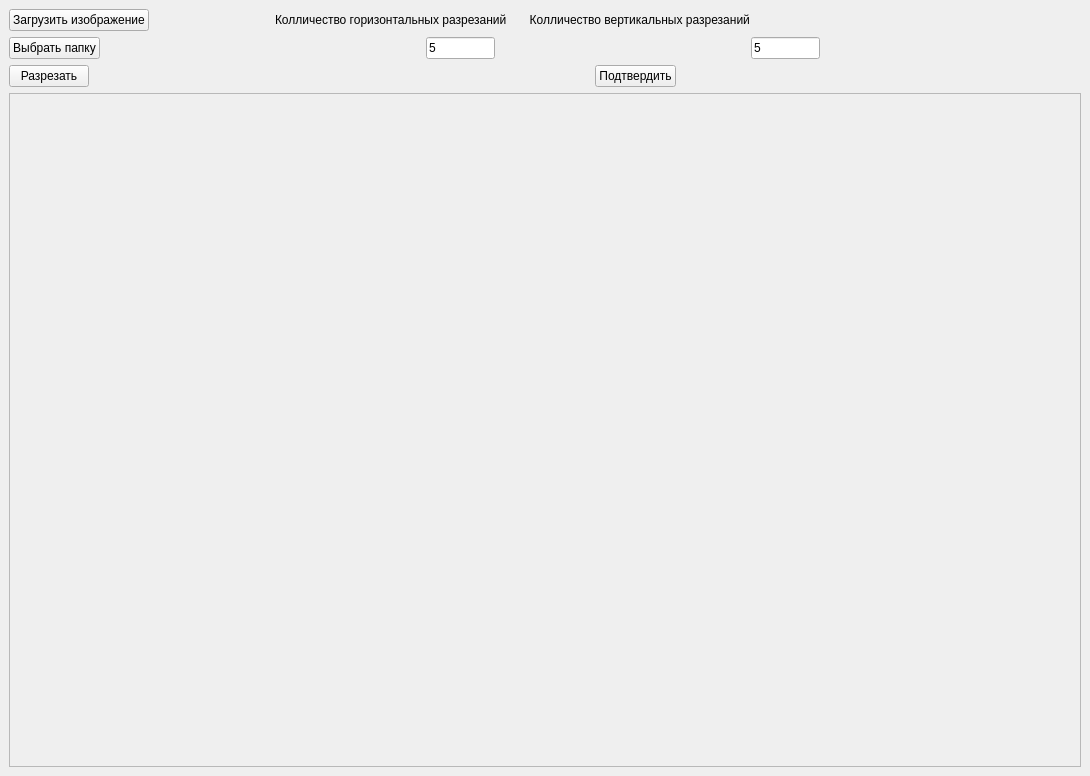
First picture: the form in MainWindow.ui, repository rugewit/crop_project, before the edit.
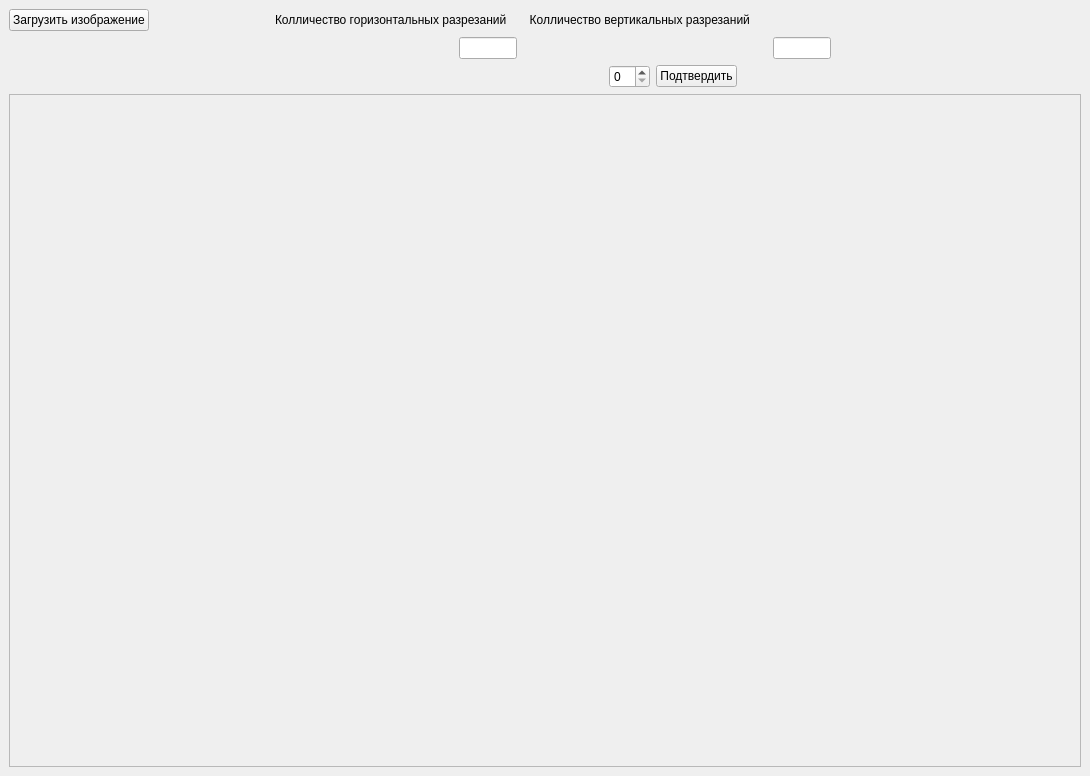
Second picture: the form after the edit.

Commit message: Merge branch 'master' of C:\_ANDREY\url\cut_project with conflicts.

```diff
--- a/MainWindow.ui
+++ b/MainWindow.ui
@@ -78,38 +78,24 @@
     </item>
     <item>
      <layout class="QHBoxLayout" name="horizontalLayout_2">
-      <item>
-       <widget class="QPushButton" name="btn_choose_folder">
-        <property name="styleSheet">
-         <string notr="true">font: 12pt &quot;Century&quot;;</string>
-        </property>
-        <property name="text">
-         <string>Выбрать папку</string>
-        </property>
-       </widget>
-      </item>
       <item>
        <spacer name="horizontalSpacer">
         <property name="orientation">
          <enum>Qt::Horizontal</enum>
         </property>
         <property name="sizeType">
-         <enum>QSizePolicy::Fixed</enum>
+         <enum>QSizePolicy::Minimum</enum>
         </property>
         <property name="sizeHint" stdset="0">
          <size>
-          <width>320</width>
+          <width>450</width>
           <height>20</height>
          </size>
         </property>
        </spacer>
       </item>
       <item>
-       <widget class="QLineEdit" name="lineEdit_x">
-        <property name="text">
-         <string>5</string>
-        </property>
-       </widget>
+       <widget class="QLineEdit" name="lineEdit"/>
       </item>
       <item>
        <spacer name="horizontalSpacer_2">
@@ -128,11 +114,7 @@
        </spacer>
       </item>
       <item>
-       <widget class="QLineEdit" name="lineEdit_y">
-        <property name="text">
-         <string>5</string>
-        </property>
-       </widget>
+       <widget class="QLineEdit" name="lineEdit_2"/>
       </item>
       <item>
        <spacer name="horizontalSpacer_4">
@@ -151,16 +133,6 @@
     </item>
     <item>
      <layout class="QHBoxLayout" name="horizontalLayout_4">
-      <item>
-       <widget class="QPushButton" name="btn_crop">
-        <property name="styleSheet">
-         <string notr="true">font: 12pt &quot;Century&quot;;</string>
-        </property>
-        <property name="text">
-         <string>Разрезать</string>
-        </property>
-       </widget>
-      </item>
       <item>
        <spacer name="horizontalSpacer_6">
         <property name="orientation">
@@ -171,14 +143,17 @@
         </property>
         <property name="sizeHint" stdset="0">
          <size>
-          <width>500</width>
+          <width>600</width>
           <height>20</height>
          </size>
         </property>
        </spacer>
       </item>
       <item>
-       <widget class="QPushButton" name="btn_confirm">
+       <widget class="QSpinBox" name="spinBox"/>
+      </item>
+      <item>
+       <widget class="QPushButton" name="pushButton">
         <property name="styleSheet">
          <string notr="true">font: 12pt &quot;Century&quot;;</string>
         </property>
@@ -221,8 +196,8 @@
         <rect>
          <x>0</x>
          <y>0</y>
-         <width>1068</width>
-         <height>640</height>
+         <width>1070</width>
+         <height>656</height>
         </rect>
        </property>
       </widget>
```
